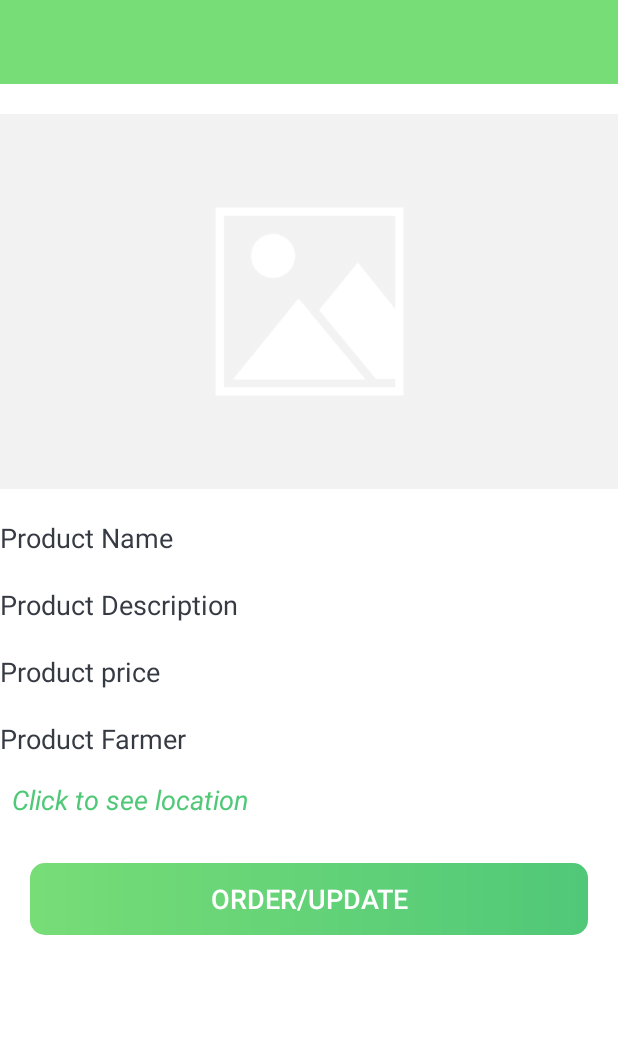
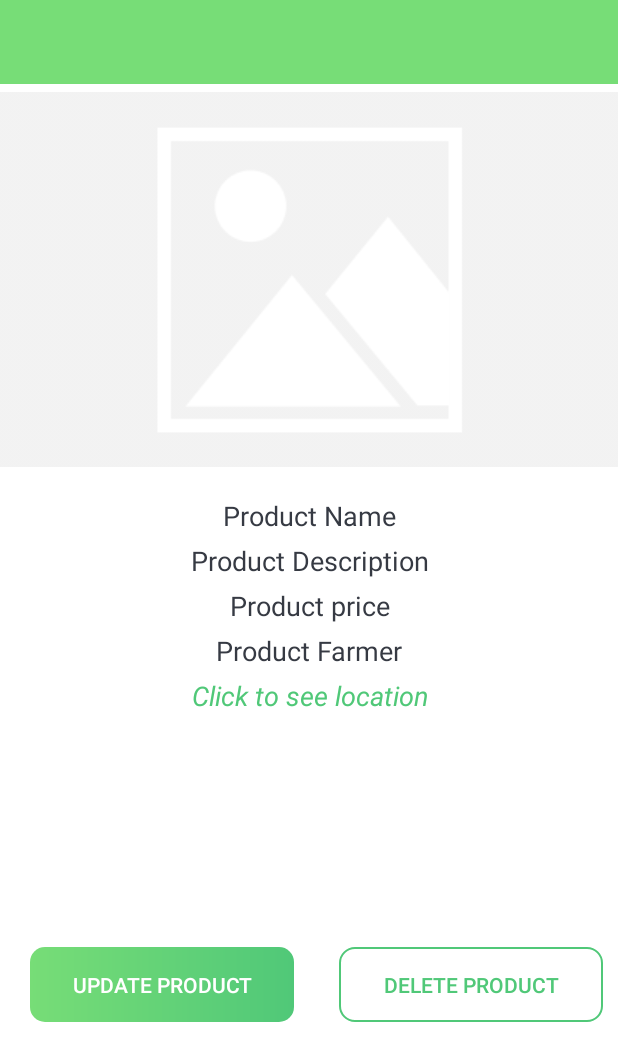
Before and after one commit to the-original-copy/SmartMart, an Android app: the layout activity_product_detail.xml on its own in the app's theme, with its tools: preview values and no code run, on a phone screen of 412 x 824 dp. Shown: the top 1061 px of the screen. Run offline under Robolectric (Android 15) with nearby library versions, the phone set to English and light mode, and no system bars.

Commit message:
Product details done

```diff
--- a/app/src/main/AndroidManifest.xml
+++ b/app/src/main/AndroidManifest.xml
@@ -23,7 +23,8 @@
         android:theme="@style/Theme.SmartMart"
         tools:targetApi="31">
         <activity
-            android:name=".ProductDetailActivity"
+            android:name=".activities.ProductDetailActivity"
+            android:theme="@style/AppTheme.NoActionBar"
             android:exported="false" />
         <activity
             android:name=".activities.ProductListActivity"
--- a/app/src/main/res/layout/activity_product_detail.xml
+++ b/app/src/main/res/layout/activity_product_detail.xml
@@ -11,6 +11,7 @@
         android:layout_width="match_parent"
         android:layout_height="?attr/actionBarSize"
         android:background="@color/colorPrimary"
+        android:textColor="@color/white"
         app:layout_constraintEnd_toEndOf="parent"
         app:layout_constraintStart_toStartOf="parent"
         app:layout_constraintTop_toTopOf="parent"
@@ -33,9 +34,9 @@
             <androidx.appcompat.widget.AppCompatImageView
                 android:id="@+id/iv_product_image"
                 android:layout_width="match_parent"
-                android:layout_marginTop="20dp"
                 android:layout_height="@dimen/detail_screen_image_height_size"
-                android:scaleType="centerCrop"
+                android:layout_marginTop="5dp"
+                android:scaleType="center"
                 android:src="@drawable/detail_screen_image_placeholder"
                 app:layout_constraintEnd_toEndOf="parent"
                 app:layout_constraintStart_toStartOf="parent"
@@ -45,6 +46,7 @@
                 android:id="@+id/tv_product_name"
                 android:layout_width="match_parent"
                 android:layout_height="wrap_content"
+                android:gravity="center"
                 android:textColor="@color/primary_text_color"
                 android:layout_marginTop="20dp"
                 android:textSize="@dimen/item_board_name_text_size"
@@ -58,7 +60,8 @@
                 android:layout_height="wrap_content"
                 android:textColor="@color/primary_text_color"
                 android:textSize="@dimen/item_board_name_text_size"
-                android:layout_marginTop="20dp"
+                android:layout_marginTop="5dp"
+                android:gravity="center"
                 app:layout_constraintEnd_toEndOf="parent"
                 app:layout_constraintStart_toStartOf="parent"
                 app:layout_constraintTop_toBottomOf="@+id/tv_product_name"
@@ -67,7 +70,8 @@
                 android:id="@+id/tv_product_price"
                 android:layout_width="match_parent"
                 android:layout_height="wrap_content"
-                android:layout_marginTop="20dp"
+                android:layout_marginTop="5dp"
+                android:gravity="center"
                 android:textColor="@color/primary_text_color"
                 app:layout_constraintEnd_toEndOf="parent"
                 app:layout_constraintStart_toStartOf="parent"
@@ -78,10 +82,11 @@
                 android:id="@+id/tv_product_farmer"
                 android:layout_width="match_parent"
                 android:layout_height="wrap_content"
-                android:layout_marginTop="20dp"
+                android:layout_marginTop="5dp"
                 android:textColor="@color/primary_text_color"
                 android:textSize="@dimen/item_board_name_text_size"
                 app:layout_constraintEnd_toEndOf="parent"
+                android:gravity="center"
                 app:layout_constraintStart_toStartOf="parent"
                 app:layout_constraintTop_toBottomOf="@+id/tv_product_price"
                 tools:text="Product Farmer" />
@@ -91,7 +96,8 @@
                 android:layout_width="match_parent"
                 android:layout_height="wrap_content"
                 android:layout_marginStart="@dimen/detail_screen_location_marginStartEnd"
-                android:layout_marginTop="@dimen/detail_screen_location_marginTop"
+                android:layout_marginTop="5dp"
+                android:gravity="center"
                 android:layout_marginEnd="@dimen/detail_screen_location_marginStartEnd"
                 android:textColor="@color/colorAccent"
                 android:textSize="@dimen/detail_screen_location_text_size"
@@ -102,27 +108,64 @@
                 app:layout_constraintTop_toBottomOf="@+id/tv_product_farmer"
                 />
 
-            <!--TODO : Add Map Intent (Step 4: Add a button component to launch the Map Screen.)-->
-            <!--START-->
+
+
             <androidx.appcompat.widget.AppCompatButton
-                android:id="@+id/btn_sign_up"
+                android:layout_width="0dp"
+                android:layout_height="50dp"
+                android:id="@+id/btn_delete_product"
+                android:layout_marginTop="20dp"
+                android:layout_marginStart="20dp"
+                android:layout_marginEnd="10dp"
+                android:textColor="@color/colorAccent"
+                android:textSize="14sp"
+                android:text="Delete Product"
+                android:layout_marginBottom="8dp"
+                android:background="@drawable/white_border_shape_button_rounded"
+                app:layout_constraintTop_toBottomOf="@id/tv_product_location"
+                app:layout_constraintBottom_toBottomOf="parent"
+                app:layout_constraintStart_toEndOf="@id/btn_update_product"
+                app:layout_constraintEnd_toEndOf="parent"/>
+
+            <androidx.appcompat.widget.AppCompatButton
+                android:layout_width="0dp"
+                android:layout_height="50dp"
+                android:id="@+id/btn_update_product"
+                android:layout_marginTop="20dp"
+                android:layout_marginStart="20dp"
+                android:layout_marginEnd="10dp"
+                android:textColor="@color/white"
+                android:textSize="14sp"
+                android:text="Update Product"
+                android:layout_marginBottom="8dp"
+                android:background="@drawable/shape_button_rounded"
+                app:layout_constraintTop_toBottomOf="@id/tv_product_location"
+                app:layout_constraintBottom_toBottomOf="parent"
+                app:layout_constraintStart_toStartOf="parent"
+                app:layout_constraintEnd_toStartOf="@id/btn_delete_product"
+                />
+
+            <androidx.appcompat.widget.AppCompatButton
+                android:id="@+id/btn_order"
                 android:layout_width="match_parent"
                 android:layout_height="wrap_content"
                 android:layout_gravity="center"
-                android:layout_marginStart="@dimen/btn_marginStartEnd"
-                android:layout_marginTop="@dimen/sign_up_screen_btn_marginTop"
-                android:layout_marginEnd="@dimen/btn_marginStartEnd"
+                android:layout_marginTop="5dp"
+                android:layout_marginEnd="10dp"
+                android:visibility="invisible"
+                android:layout_marginStart="10dp"
                 android:background="@drawable/shape_button_rounded"
+                android:foreground="?attr/selectableItemBackground"
                 android:gravity="center"
                 android:paddingTop="@dimen/btn_paddingTopBottom"
                 android:paddingBottom="@dimen/btn_paddingTopBottom"
-                android:text="Order/Update"
+                android:text="Order Product"
                 android:textColor="@android:color/white"
-                android:textSize="@dimen/btn_text_size"
+                app:layout_constraintTop_toBottomOf="@id/btn_delete_product"
+                app:layout_constraintBottom_toBottomOf="parent"
+                app:layout_constraintStart_toStartOf="parent"
                 app:layout_constraintEnd_toEndOf="parent"
-                app:layout_constraintStart_toStartOf="parent"
-                app:layout_constraintTop_toBottomOf="@+id/tv_product_location"
-                />
+                android:textSize="@dimen/btn_text_size" />
             <!--END-->
         </androidx.constraintlayout.widget.ConstraintLayout>
     </ScrollView>
--- a/app/src/main/res/layout/dialog_forgot.xml
+++ b/app/src/main/res/layout/dialog_forgot.xml
@@ -70,13 +70,13 @@
             android:background="@drawable/white_border_shape_button_rounded"
             app:layout_constraintTop_toBottomOf="@id/et_email"
             app:layout_constraintBottom_toBottomOf="@id/dialogBox"
-            app:layout_constraintStart_toEndOf="@id/btnReset"
+            app:layout_constraintStart_toEndOf="@id/btn_reset"
             app:layout_constraintEnd_toEndOf="parent"/>
 
         <androidx.appcompat.widget.AppCompatButton
             android:layout_width="0dp"
             android:layout_height="50dp"
-            android:id="@+id/btnReset"
+            android:id="@+id/btn_reset"
             android:layout_marginTop="20dp"
             android:layout_marginStart="20dp"
             android:layout_marginEnd="10dp"
```
Also changed, not shown: app/src/main/java/com/smartherd/smartmart/activities/BaseActivity.kt (+11 -0 lines), app/src/main/java/com/smartherd/smartmart/activities/ProductDetailActivity.kt (+100 -2 lines), app/src/main/java/com/smartherd/smartmart/firebase/FireBaseClass.kt (+37 -0 lines).
